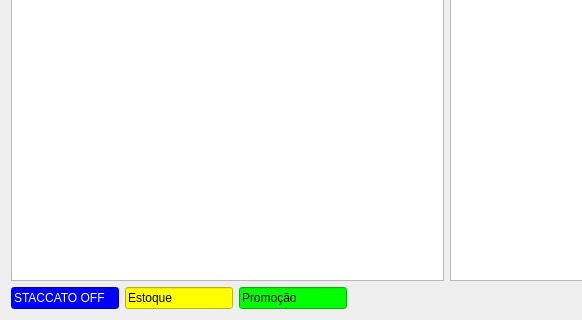
This is ui/searchdialog.ui in darktorres/ERP-STACCATO as Qt 5 draws it before an edit; both pictures show x 0 to 582 and y 152 to 472 of the 979 by 472 pixel window. The edited form follows.
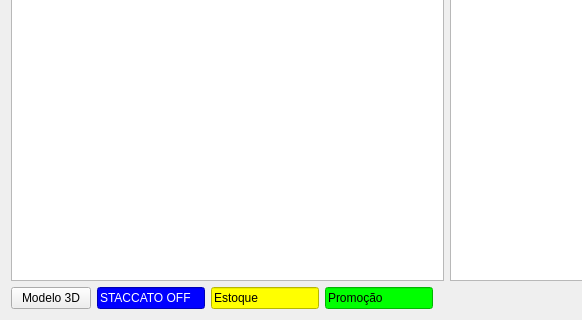
This is the edited form. Custom widgets are drawn as their Qt base class.

What changed in the file:
```diff
--- a/ui/searchdialog.ui
+++ b/ui/searchdialog.ui
@@ -89,6 +89,13 @@
    </item>
    <item row="3" column="0" colspan="2">
     <layout class="QHBoxLayout" name="horizontalLayout">
+     <item>
+      <widget class="QPushButton" name="pushButtonModelo3d">
+       <property name="text">
+        <string>Modelo 3D</string>
+       </property>
+      </widget>
+     </item>
      <item>
       <widget class="QLineEdit" name="lineEditEstoque_2">
        <property name="sizePolicy">
```
